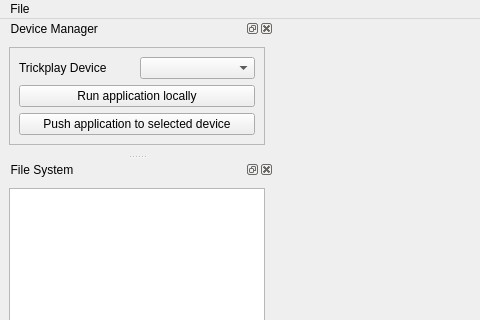
Qt form tools/debug/UI/MainWindow.ui (TrickPlay/Trickplay) before a commit; both pictures show x 0 to 480 and y 0 to 320 of the 1121 by 811 pixel window.
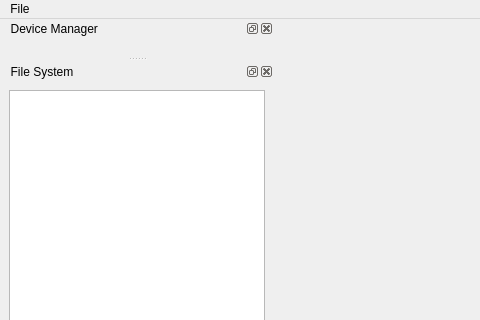
The same form after that commit.

Commit message: Updated Device Manager files

Patch:
```diff
--- a/tools/debug/UI/MainWindow.ui
+++ b/tools/debug/UI/MainWindow.ui
@@ -85,50 +85,7 @@
    <widget class="QWidget" name="dockWidgetContents_4">
     <layout class="QVBoxLayout" name="verticalLayout">
      <item>
-      <widget class="QFrame" name="frame">
-       <property name="sizePolicy">
-        <sizepolicy hsizetype="Preferred" vsizetype="Fixed">
-         <horstretch>0</horstretch>
-         <verstretch>0</verstretch>
-        </sizepolicy>
-       </property>
-       <property name="frameShape">
-        <enum>QFrame::StyledPanel</enum>
-       </property>
-       <property name="frameShadow">
-        <enum>QFrame::Raised</enum>
-       </property>
-       <layout class="QVBoxLayout" name="verticalLayout_4">
-        <item>
-         <layout class="QHBoxLayout" name="horizontalLayout_3">
-          <item>
-           <widget class="QLabel" name="label_3">
-            <property name="text">
-             <string>Trickplay Device</string>
-            </property>
-           </widget>
-          </item>
-          <item>
-           <widget class="QComboBox" name="deviceComboBox"/>
-          </item>
-         </layout>
-        </item>
-        <item>
-         <widget class="QPushButton" name="runButton">
-          <property name="text">
-           <string>Run application locally</string>
-          </property>
-         </widget>
-        </item>
-        <item>
-         <widget class="QPushButton" name="pushAppButton">
-          <property name="text">
-           <string>Push application to selected device</string>
-          </property>
-         </widget>
-        </item>
-       </layout>
-      </widget>
+      <layout class="QGridLayout" name="DeviceManagerLayout"/>
      </item>
     </layout>
    </widget>
```
Left out of the diff: 6 changed lines with no effect on the pictures. The commit also changes 9 other files.
